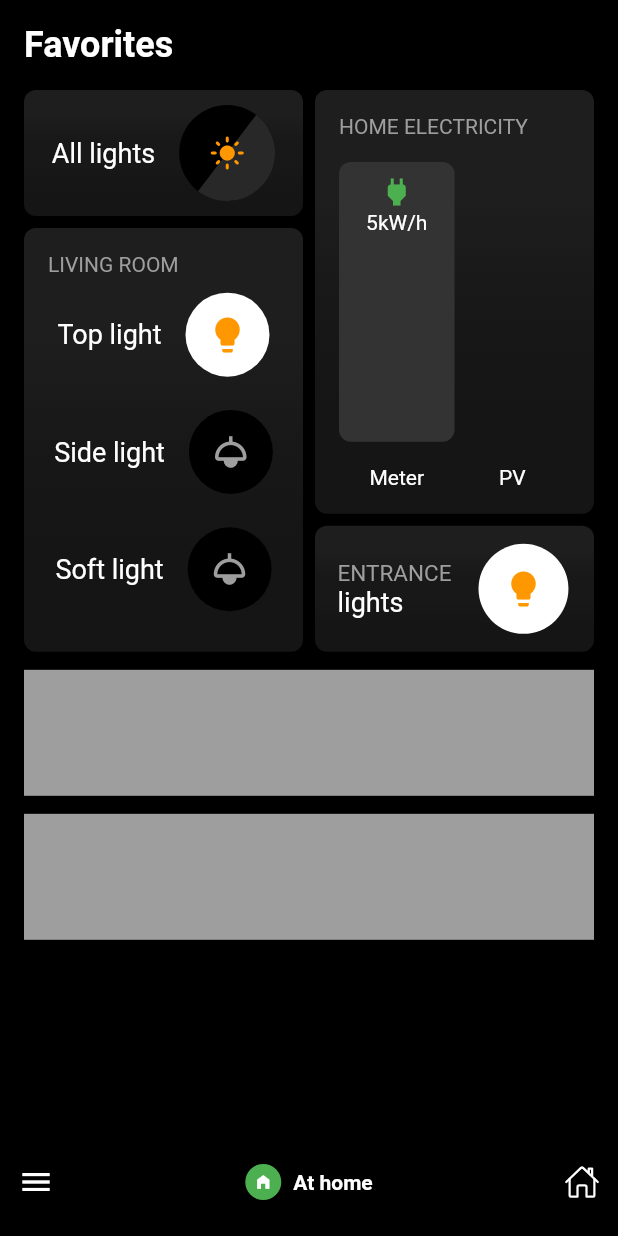
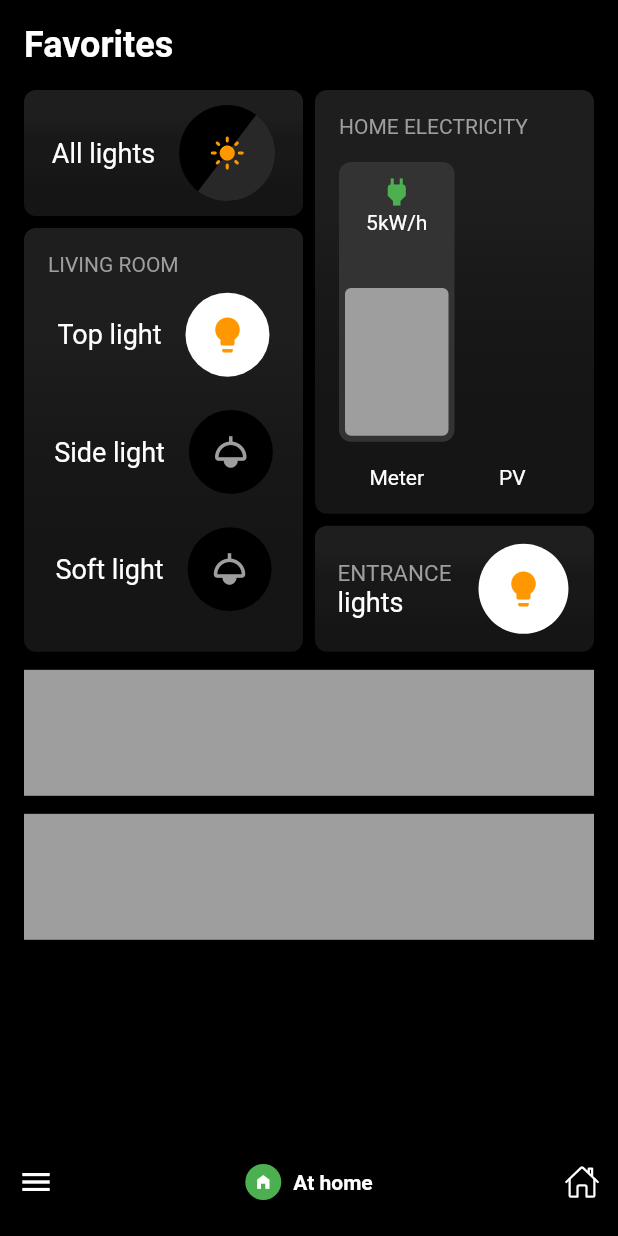
Before and after one commit to JAICHANGPARK/flutter_notebook_chapter_24, a Flutter app: the HomeAssistantMainPage screen opened directly, on a phone screen of 412 x 824 dp. Run offline on Flutter 3.47's test engine with Material 2 defaults, Android fonts, the phone set to English and light mode, and no system bars; our stand-ins replace flutter_riverpod, freezed_annotation, ionicons; missing offline and left inert: crypto_font_icons.

Commit message:
Update home_assistant_main_page.dart

```diff
--- a/lib/ep1361_home_assistant_app/view/home_assistant_main_page.dart
+++ b/lib/ep1361_home_assistant_app/view/home_assistant_main_page.dart
@@ -273,7 +273,7 @@ class _HomeAssistantMainPageState extends State<HomeAssistantMainPage> {
                                                         right: 0,
                                                         top: 8,
                                                         child: Column(
-                                                            children: [
+                                                          children: const [
                                                             Icon(
                                                               Icons.power,
                                                               color: Colors.green,
@@ -285,7 +285,21 @@ class _HomeAssistantMainPageState extends State<HomeAssistantMainPage> {
                                                               ),
                                                             )
                                                           ],
-                                                          ))
+                                                        ),
+                                                      ),
+                                                      AnimatedPositioned(
+                                                        left: 4,
+                                                        right: 4,
+                                                        bottom: 4,
+                                                        top: 84,
+                                                        child: Container(
+                                                          decoration: BoxDecoration(
+                                                            color: Colors.grey,
+                                                            borderRadius: BorderRadius.circular(4),
+                                                          ),
+                                                        ),
+                                                        duration: const Duration(milliseconds: 250),
+                                                      ),
                                                     ],
                                                   ),
                                                 ),
```
Lines whose indentation alone changed are shown as unchanged.
